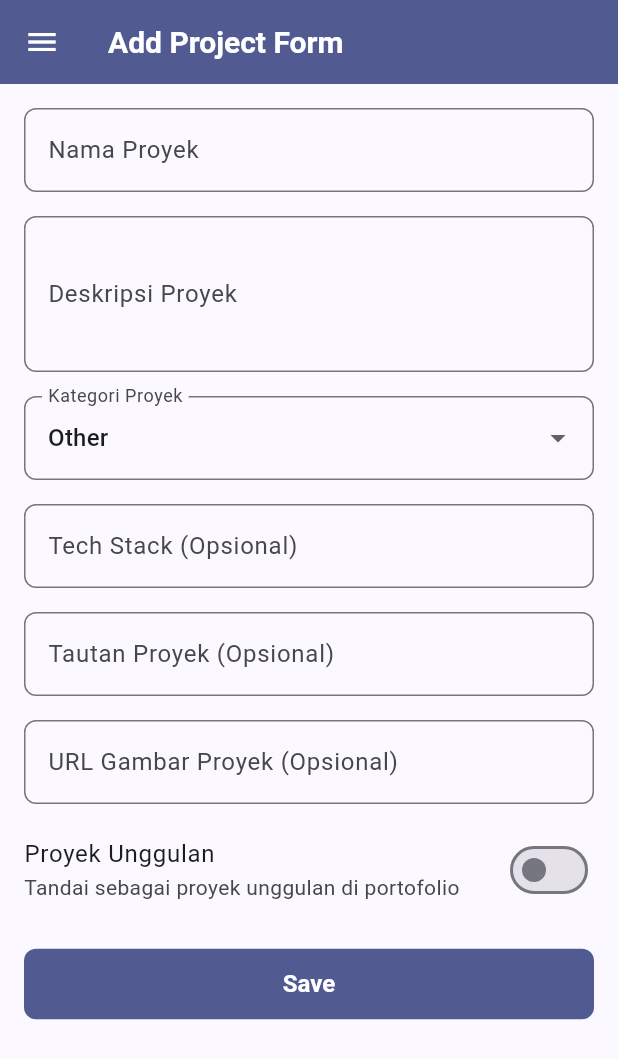
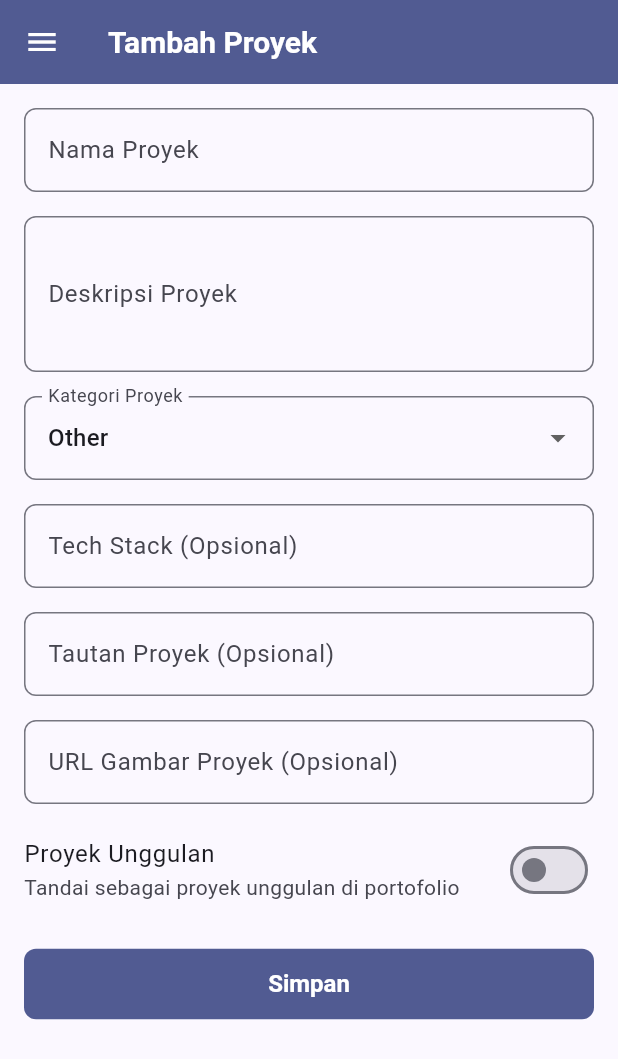
Before and after one commit to reshandytaftazani/myportofolio_mobile, a Flutter app: the ProjectFormPage screen opened directly, on a phone screen of 412 x 824 dp. Shown: the top 1059 px of the screen. Run offline on Flutter 3.47's test engine with Material 3 defaults, Android fonts, the phone set to English and light mode, and no system bars; our stand-ins replace flutter_svg; generated files the repository leaves out were written again.

Commit message:
refactor(ui): standardize UI strings to Bahasa Indonesia

```diff
--- a/lib/screens/project_form.dart
+++ b/lib/screens/project_form.dart
@@ -109,7 +109,7 @@ class _ProjectFormPageState extends State<ProjectFormPage>
             ..showSnackBar(
               const SnackBar(
                 content: Text(
-                  'Login berhasil. Tekan Save untuk mengirim ulang proyek.',
+                  'Login berhasil. Tekan Simpan untuk mengirim ulang proyek.',
                 ),
               ),
             );
@@ -178,7 +178,7 @@ class _ProjectFormPageState extends State<ProjectFormPage>
   @override
   Widget build(BuildContext context) {
     return buildFormScaffold(
-      title: 'Add Project Form',
+      title: 'Tambah Proyek',
       popResult: _hasCreatedProject ? true : null,
       children: [
         TextFormField(
@@ -302,7 +302,7 @@ class _ProjectFormPageState extends State<ProjectFormPage>
                   width: 20.0,
                   child: CircularProgressIndicator(strokeWidth: 2.0),
                 )
-              : const Text('Save'),
+              : const Text('Simpan'),
         ),
         const SizedBox(height: 16.0),
       ],
--- a/lib/widgets/left_drawer.dart
+++ b/lib/widgets/left_drawer.dart
@@ -193,7 +193,7 @@ class LeftDrawer extends StatelessWidget {
           const Divider(),
           ListTile(
             leading: const Icon(Icons.add_box_outlined),
-            title: const Text('Add Project'),
+            title: const Text('Tambah Proyek'),
             onTap: () => _openAddProject(context),
           ),
           if (isLoggedIn)
--- a/lib/widgets/project_list_view.dart
+++ b/lib/widgets/project_list_view.dart
@@ -158,7 +158,7 @@ class ProjectListViewState extends State<ProjectListView> {
                         }
                       },
                       icon: const Icon(Icons.refresh_rounded),
-                      label: const Text('Retry'),
+                      label: const Text('Coba Lagi'),
                     ),
                   ],
                 ),
@@ -180,7 +180,7 @@ class ProjectListViewState extends State<ProjectListView> {
                     child: Padding(
                       padding: const EdgeInsets.all(24),
                       child: Text(
-                        'No projects found.',
+                        'Belum ada proyek.',
                         style: theme.textTheme.bodyLarge?.copyWith(
                           color: theme.colorScheme.onSurfaceVariant,
                         ),
```
Also changed, not shown: 3 other files.
